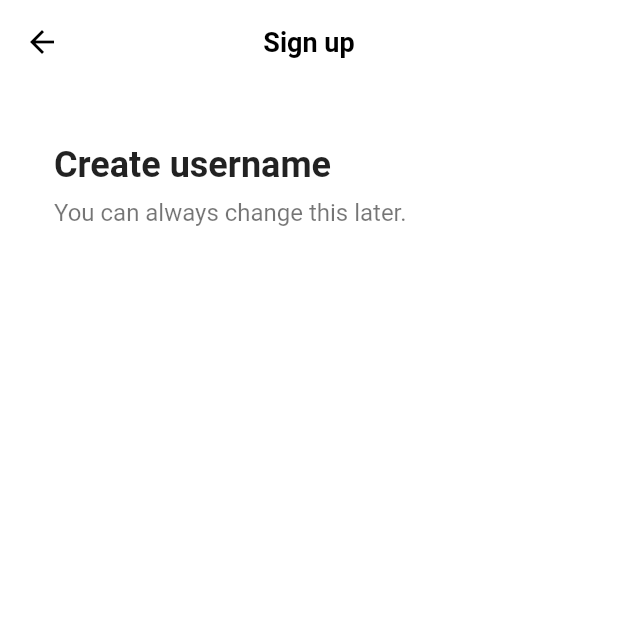
After one commit to GitHubChoonsik/tiktok-clone, a Flutter app: the screen it shows after launch, after a tap on "Use email or password", on a phone screen of 412 x 824 dp, the top half of it. The commit adds this screen. Run offline on Flutter 3.47's test engine with Material 2 defaults, Android fonts, the phone set to English and light mode, and no system bars; our stand-ins replace font_awesome_flutter.

Commit message:
#4.3 Sign Up Form

```diff
--- /dev/null
+++ b/lib/features/authentication/email_screen.dart
@@ -0,0 +1,44 @@
+import 'package:flutter/material.dart';
+import 'package:tiktok_clone/constants/gaps.dart';
+import 'package:tiktok_clone/constants/sizes.dart';
+
+class EmailScreen extends StatelessWidget {
+  const EmailScreen({super.key});
+
+  @override
+  Widget build(BuildContext context) {
+    return Scaffold(
+      appBar: AppBar(
+        title: const Text(
+          "Sign up",
+        ),
+      ),
+      body: const Padding(
+        padding: EdgeInsets.symmetric(
+          horizontal: Sizes.size36,
+        ),
+        child: Column(
+          crossAxisAlignment: CrossAxisAlignment.start,
+          children: [
+            Gaps.v40,
+            Text(
+              "Create username",
+              style: TextStyle(
+                fontSize: Sizes.size24,
+                fontWeight: FontWeight.w700,
+              ),
+            ),
+            Gaps.v8,
+            Text(
+              "You can always change this later.",
+              style: TextStyle(
+                fontSize: Sizes.size16,
+                color: Colors.black54,
+              ),
+            ),
+          ],
+        ),
+      ),
+    );
+  }
+}
--- a/lib/features/authentication/login_screen.dart
+++ b/lib/features/authentication/login_screen.dart
@@ -7,7 +7,7 @@ import 'package:tiktok_clone/features/authentication/widgets/auth_button.dart';
 class LoginScreen extends StatelessWidget {
   const LoginScreen({super.key});
 
-  void onSignUpTap(BuildContext context) {
+  void _onSignUpTap(BuildContext context) {
     Navigator.of(context).pop();
   }
 
@@ -40,11 +40,15 @@ class LoginScreen extends StatelessWidget {
               ),
               Gaps.v40,
               AuthButton(
+                linkKind: "login",
+                link: "email",
                 icon: FaIcon(FontAwesomeIcons.user),
                 text: "Use email or password",
               ),
               Gaps.v16,
               AuthButton(
+                linkKind: "login",
+                link: "apple",
                 icon: FaIcon(FontAwesomeIcons.apple),
                 text: "Continue with Apple",
               ),
@@ -53,7 +57,7 @@ class LoginScreen extends StatelessWidget {
         ),
       ),
       bottomNavigationBar: BottomAppBar(
-        color: Colors.grey.shade100,
+        color: Colors.grey.shade50,
         elevation: 2,
         child: Padding(
           padding: const EdgeInsets.symmetric(
@@ -65,7 +69,7 @@ class LoginScreen extends StatelessWidget {
               const Text("Don't have an account?"),
               Gaps.h5,
               GestureDetector(
-                onTap: () => onSignUpTap(context),
+                onTap: () => _onSignUpTap(context),
                 child: Text(
                   "Sign up",
                   style: TextStyle(
--- a/lib/features/authentication/sign_up_screen.dart
+++ b/lib/features/authentication/sign_up_screen.dart
@@ -8,10 +8,12 @@ import 'package:tiktok_clone/features/authentication/widgets/auth_button.dart';
 class SignUpScreen extends StatelessWidget {
   const SignUpScreen({super.key});
 
-  void onLoginTap(BuildContext context) {
-    Navigator.of(context).push(MaterialPageRoute(
-      builder: (context) => const LoginScreen(),
-    ));
+  void _onLoginTap(BuildContext context) {
+    Navigator.of(context).push(
+      MaterialPageRoute(
+        builder: (context) => const LoginScreen(),
+      ),
+    );
   }
 
   @override
@@ -43,11 +45,15 @@ class SignUpScreen extends StatelessWidget {
               ),
               Gaps.v40,
               AuthButton(
+                linkKind: "signup",
+                link: "email",
                 icon: FaIcon(FontAwesomeIcons.user),
                 text: "Use email or password",
               ),
               Gaps.v16,
               AuthButton(
+                linkKind: "signup",
+                link: "email",
                 icon: FaIcon(FontAwesomeIcons.apple),
                 text: "Continue with Apple",
               ),
@@ -56,7 +62,7 @@ class SignUpScreen extends StatelessWidget {
         ),
       ),
       bottomNavigationBar: BottomAppBar(
-        color: Colors.grey.shade100,
+        color: Colors.grey.shade50,
         elevation: 2,
         child: Padding(
           padding: const EdgeInsets.symmetric(
@@ -68,7 +74,7 @@ class SignUpScreen extends StatelessWidget {
               const Text("Already have an account?"),
               Gaps.h5,
               GestureDetector(
-                onTap: () => onLoginTap(context),
+                onTap: () => _onLoginTap(context),
                 child: Text(
                   "Log in",
                   style: TextStyle(
--- a/lib/features/authentication/widgets/auth_button.dart
+++ b/lib/features/authentication/widgets/auth_button.dart
@@ -1,20 +1,43 @@
 import 'package:flutter/material.dart';
 import 'package:font_awesome_flutter/font_awesome_flutter.dart';
 import 'package:tiktok_clone/constants/sizes.dart';
+import 'package:tiktok_clone/features/authentication/email_screen.dart';
 
 class AuthButton extends StatelessWidget {
   final FaIcon icon;
   final String text;
+  final String linkKind;
+  final String link;
 
   const AuthButton({
     super.key,
     required this.icon,
     required this.text,
+    required this.linkKind,
+    required this.link,
   });
+
+  void _onTap(BuildContext context) {
+    if (linkKind == "signup") {
+      switch (link) {
+        case "email":
+          Navigator.of(context).push(
+            MaterialPageRoute(
+              builder: (context) => const EmailScreen(),
+            ),
+          );
+          break;
+        case "apple":
+          break;
+      }
+    } else if (linkKind == "login") {}
+  }
 
   @override
   Widget build(BuildContext context) {
-    return FractionallySizedBox(
+    return GestureDetector(
+      onTap: () => _onTap(context),
+      child: FractionallySizedBox(
         widthFactor: 1,
         child: Container(
           padding: const EdgeInsets.all(
@@ -43,6 +66,7 @@ class AuthButton extends StatelessWidget {
             ],
           ),
         ),
+      ),
     );
   }
 }
--- a/lib/main.dart
+++ b/lib/main.dart
@@ -1,4 +1,5 @@
 import 'package:flutter/material.dart';
+import 'package:tiktok_clone/constants/sizes.dart';
 import 'package:tiktok_clone/features/authentication/sign_up_screen.dart';
 
 void main() {
@@ -13,7 +14,19 @@ class TikTokApp extends StatelessWidget {
     return MaterialApp(
       title: 'Tiktok Clone',
       theme: ThemeData(
+        scaffoldBackgroundColor: Colors.white,
         primaryColor: const Color(0xFFE9435A),
+        appBarTheme: const AppBarTheme(
+          foregroundColor: Colors.black,
+          backgroundColor: Colors.white,
+          elevation: 0,
+          titleTextStyle: TextStyle(
+            color: Colors.black,
+            fontSize: Sizes.size16 + Sizes.size2,
+            fontWeight: FontWeight.w600,
+          ),
+          centerTitle: true,
+        ),
       ),
       home: const SignUpScreen(),
     );
```
Also changed, not shown: lib/features/authentication/username_screen.dart (added). Lines whose indentation alone changed are shown as unchanged.
